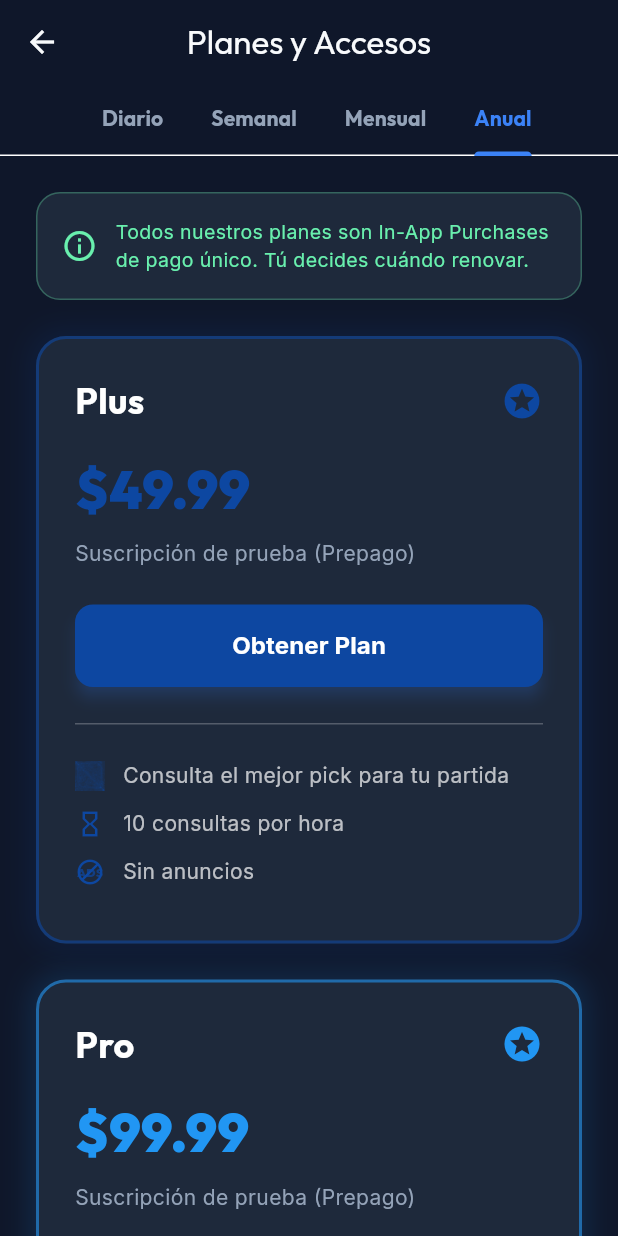
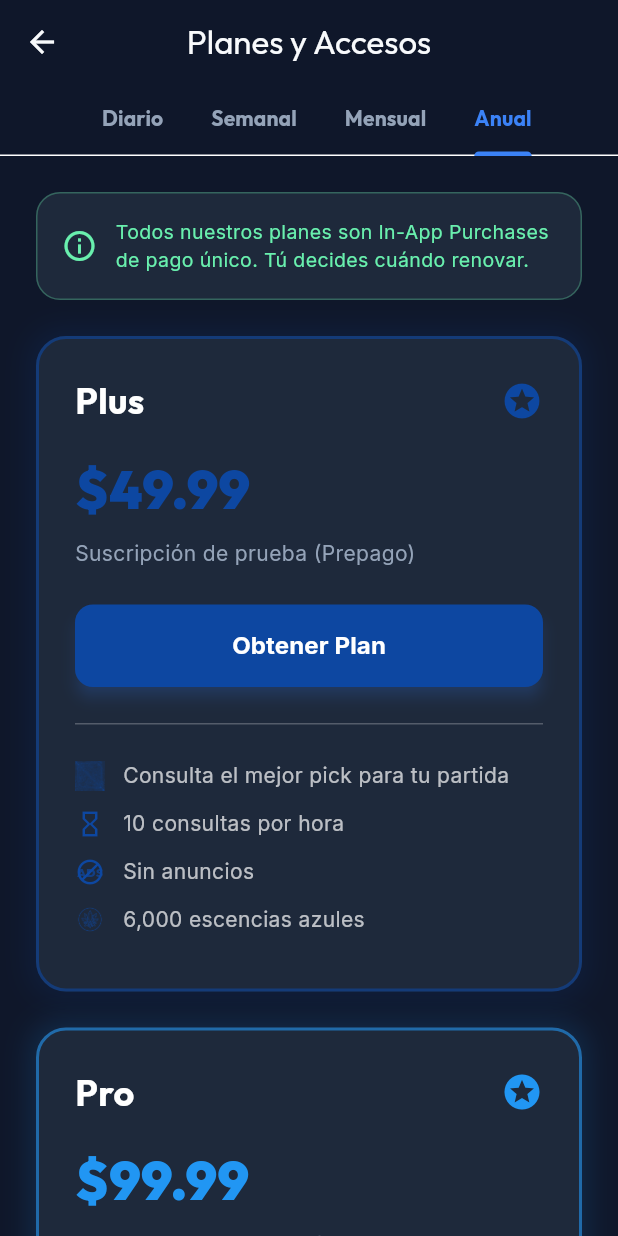
Before and after one commit to DarlynTenelema/Drafting, a Flutter app: the PaymentScreen screen opened directly with empty values, tab 4 chosen, on a phone screen of 412 x 824 dp. Run offline on Flutter 3.47's test engine with Material 3 defaults, Android fonts, the light colour scheme and no system bars; our stand-ins replace cached_network_image, dio, fl_chart, flutter_markdown, google_fonts, google_sign_in and 7 more; missing offline and left inert: gal; accounts and stored records are empty; network calls fail.

Commit message:
fix: corregido13

```diff
--- a/drafting/lib/screens/index_screen.dart
+++ b/drafting/lib/screens/index_screen.dart
@@ -92,6 +92,7 @@ class _IndexScreenState extends State<IndexScreen> {
 
   Future<void> _fetchUserData() async {
     try {
+      // 1. Hidratación del usuario
       final response = await ApiClient.get('/api/v1/auth/me', authenticated: true);
       if (response.statusCode == 200) {
         final data = jsonDecode(response.body);
@@ -105,6 +106,10 @@ class _IndexScreenState extends State<IndexScreen> {
             if (_userTier == 'ultra') _visibleFields = 1; // Start with 1, can add up to 5
           });
         }
+
+        // 2. Hidratación de Economía (Esencias y USD)
+        await FinanceService().fetchDashboardStats();
+
         if (data['is_pending_ban'] == true) {
           if (!mounted) return;
           // Force navigate to AppealScreen
--- a/drafting/lib/screens/login_screen.dart
+++ b/drafting/lib/screens/login_screen.dart
@@ -30,7 +30,11 @@ class _LoginScreenState extends State<LoginScreen> {
     });
 
     try {
-      final googleUser = await _googleSignIn.signIn();
+      // Limpieza profunda de sesión para evitar caché de cuentas previas
+      try { await _googleSignIn.disconnect(); } catch (_) {}
+      try { await _googleSignIn.signOut(); } catch (_) {}
+
+      final googleUser = await _googleSignIn.authenticate();
       if (googleUser == null) {
         throw Exception('canceled'); // User canceled sign in
       }
--- a/drafting/lib/screens/payment_screen.dart
+++ b/drafting/lib/screens/payment_screen.dart
@@ -529,16 +529,30 @@ class _PaymentScreenState extends State<PaymentScreen> {
               _PlanFeature('10 consultas por hora', iconData: Icons.hourglass_empty),
               _PlanFeature('Sin anuncios', iconBuilder: (c) => _buildAdsBlockIcon(c)),
             ];
+            if (p.id.endsWith('_1w')) {
+              features.add(_PlanFeature('150 escencias azules', iconBuilder: (c) => Image.asset('assets/images/crystal_coin_outline.png', color: c, width: 20, height: 20)));
+            } else if (p.id.endsWith('_1m')) {
+              features.add(_PlanFeature('600 escencias azules', iconBuilder: (c) => Image.asset('assets/images/crystal_coin_outline.png', color: c, width: 20, height: 20)));
+            } else if (p.id.endsWith('_1y')) {
+              features.add(_PlanFeature('6,000 escencias azules', iconBuilder: (c) => Image.asset('assets/images/crystal_coin_outline.png', color: c, width: 20, height: 20)));
+            }
           } else if (isPro) {
             tierColor = Colors.blue;
             features = [
               _PlanFeature('Consulta el mejor pick para tu partida', iconBuilder: (c) => Image.asset('assets/images/rift_outline.png', color: c, width: 20, height: 20)),
               _PlanFeature('Consulta las mejores runas para tu OTP', iconBuilder: (c) => Image.asset('assets/images/mastery_outline.png', color: c, width: 20, height: 20)),
               _PlanFeature('Consulta los objetos adecuados en partida', iconData: Icons.shopping_bag_outlined),
-              _PlanFeature('30 consultas por hora', iconData: Icons.hourglass_empty),
+              _PlanFeature('20 consultas por hora', iconData: Icons.hourglass_empty),
               _PlanFeature('Sin anuncios', iconBuilder: (c) => _buildAdsBlockIcon(c)),
-              _PlanFeature('1000 esencias azules', iconBuilder: (c) => Image.asset('assets/images/crystal_coin_outline.png', color: c, width: 20, height: 20)),
             ];
+
+            String essenceAmount = '0';
+            if (p.id.endsWith('_1d')) essenceAmount = '50';
+            else if (p.id.endsWith('_1w')) essenceAmount = '300';
+            else if (p.id.endsWith('_1m')) essenceAmount = '1,000';
+            else if (p.id.endsWith('_1y')) essenceAmount = '10,000';
+
+            features.add(_PlanFeature('$essenceAmount escencias azules', iconBuilder: (c) => Image.asset('assets/images/crystal_coin_outline.png', color: c, width: 20, height: 20)));
           } else if (isUltra) {
             tierColor = Colors.lightBlueAccent;
             features = [
@@ -547,13 +561,29 @@ class _PaymentScreenState extends State<PaymentScreen> {
               _PlanFeature('Consulta los objetos adecuados en partida', iconData: Icons.shopping_bag_outlined),
               _PlanFeature('30 consultas por hora', iconData: Icons.hourglass_empty),
               _PlanFeature('Acceso al Chat Coach (CC)', iconData: Icons.headset_mic),
-              _PlanFeature('5 Millones de tokens a la semana', iconData: Icons.memory),
-              if (p.id.endsWith('_1m') || p.id.endsWith('_1y'))
-                _PlanFeature('3 GB de almacenamiento en la nube (Permanente)', iconData: Icons.cloud_done_outlined),
-              _PlanFeature('Sin anuncios', iconBuilder: (c) => _buildAdsBlockIcon(c)),
-              _PlanFeature('1000 esencias azules', iconBuilder: (c) => Image.asset('assets/images/crystal_coin_outline.png', color: c, width: 20, height: 20)),
-              _PlanFeature('Más campos de texto para ajustar tu IA', iconData: Icons.build),
             ];
+
+            if (p.id.endsWith('_1d')) {
+              features.add(_PlanFeature('250K de tokens por 24 horas', iconData: Icons.memory));
+              features.add(_PlanFeature('Sin anuncios', iconBuilder: (c) => _buildAdsBlockIcon(c)));
+              features.add(_PlanFeature('100 escencias azules', iconBuilder: (c) => Image.asset('assets/images/crystal_coin_outline.png', color: c, width: 20, height: 20)));
+            } else if (p.id.endsWith('_1w')) {
+              features.add(_PlanFeature('300K de tokens diarios por una semana', iconData: Icons.memory));
+              features.add(_PlanFeature('Sin anuncios', iconBuilder: (c) => _buildAdsBlockIcon(c)));
+              features.add(_PlanFeature('600 escencias azules', iconBuilder: (c) => Image.asset('assets/images/crystal_coin_outline.png', color: c, width: 20, height: 20)));
+            } else if (p.id.endsWith('_1m')) {
+              features.add(_PlanFeature('2.5M de tokens semanales por un mes', iconData: Icons.memory));
+              features.add(_PlanFeature('3 GB de almacenamiento (permanente)', iconData: Icons.cloud_done_outlined));
+              features.add(_PlanFeature('Sin anuncios', iconBuilder: (c) => _buildAdsBlockIcon(c)));
+              features.add(_PlanFeature('2,000 escencias azules', iconBuilder: (c) => Image.asset('assets/images/crystal_coin_outline.png', color: c, width: 20, height: 20)));
+              features.add(_PlanFeature('Más campos de texto para ajustar tu IA (Max. 2)', iconData: Icons.build));
+            } else if (p.id.endsWith('_1y')) {
+              features.add(_PlanFeature('12M de tokens mensuales por un año', iconData: Icons.memory));
+              features.add(_PlanFeature('36 GB de almacenamiento (permanente)', iconData: Icons.cloud_done_outlined));
+              features.add(_PlanFeature('Sin anuncios', iconBuilder: (c) => _buildAdsBlockIcon(c)));
+              features.add(_PlanFeature('20,000 escencias azules', iconBuilder: (c) => Image.asset('assets/images/crystal_coin_outline.png', color: c, width: 20, height: 20)));
+              features.add(_PlanFeature('Más campos de texto para ajustar tu IA (Max. 5)', iconData: Icons.build));
+            }
           }
 
           bool isCurrentPlan = false;
```
Also changed, not shown: 1 other file.
